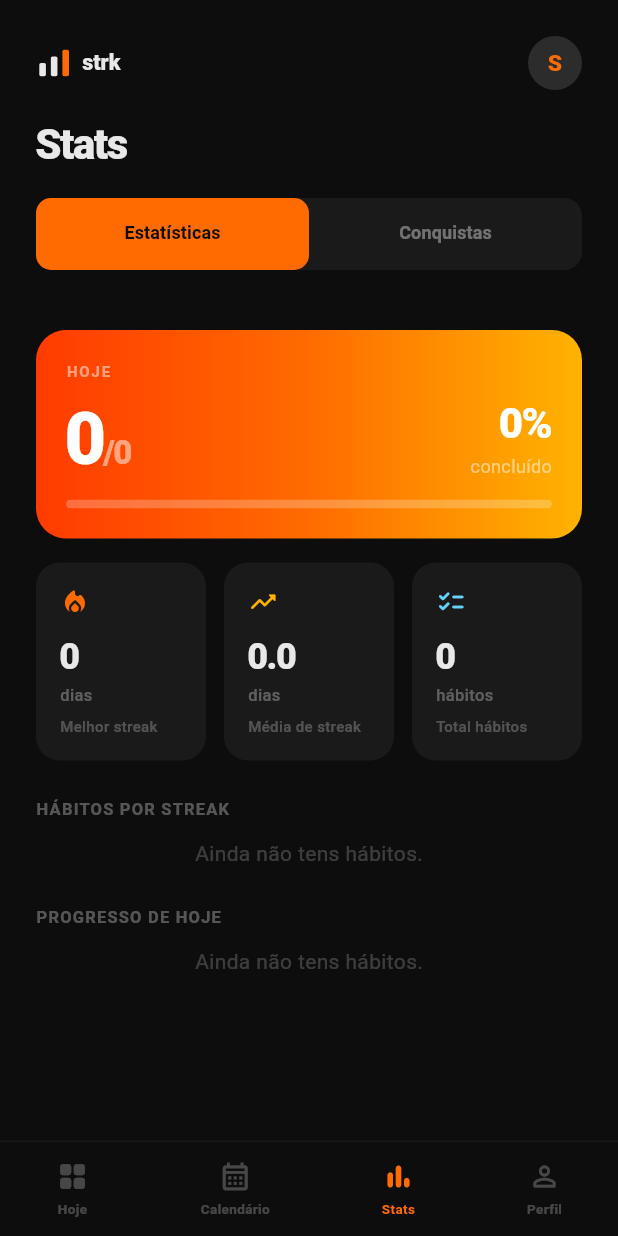
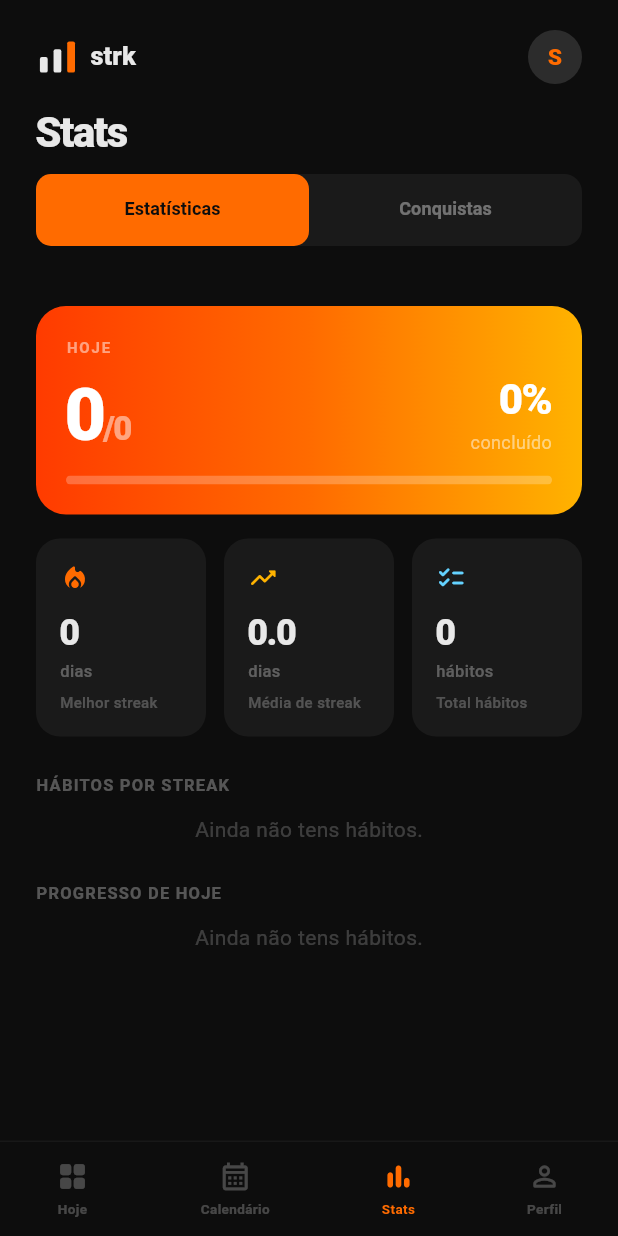
Before and after one commit to diogofreire-dev/STRK, a Flutter app: the screen it shows once a user with an empty profile is signed in, item 3 of the bottom bar chosen, on a phone screen of 412 x 824 dp. Run offline on Flutter 3.47's test engine with Material 3 defaults, Android fonts, the phone set to English and light mode, and no system bars; our stand-ins replace cloud_firestore, firebase_auth, firebase_core, firebase_messaging, firebase_storage, flutter_svg and 3 more; accounts and stored records are empty; Roboto replaces fonts that are missing (SF Pro Display).

Commit message:
fix: added the new header feature to the main page.

```diff
--- a/lib/main.dart
+++ b/lib/main.dart
@@ -1,6 +1,5 @@
 import 'package:flutter/material.dart';
 import 'dart:async';
-import 'package:flutter_svg/flutter_svg.dart';
 import 'package:firebase_auth/firebase_auth.dart';
 import 'package:firebase_core/firebase_core.dart';
 import 'package:google_sign_in/google_sign_in.dart';
@@ -295,27 +294,18 @@ class _HomeScreenState extends State<HomeScreen> {
     final photoUrl = _user?.photoURL;
 
     return Padding(
-      padding: const EdgeInsets.fromLTRB(24, 24, 24, 0),
-      child: Row(
-        crossAxisAlignment: CrossAxisAlignment.start,
-        children: [
-          Expanded(
+      padding: const EdgeInsets.fromLTRB(0, 0, 0, 0),
       child: Column(
         crossAxisAlignment: CrossAxisAlignment.start,
         children: [
-                SvgPicture.asset('assets/images/strk_logo.svg', height: 26),
-                const SizedBox(height: 20),
-                Text(
-                  _getGreeting(name),
-                  style: const TextStyle(
-                    fontSize: 13,
-                    color: Color(0x59FFFFFF),
-                    fontWeight: FontWeight.w600,
-                    letterSpacing: 0.5,
+          StrkHeader(
+            subtitle: _getGreeting(name),
+            trailing: _buildAvatar(photoUrl, name, radius: 24),
           ),
-                ),
-                const SizedBox(height: 4),
-                const Text(
+          const SizedBox(height: 12),
+          const Padding(
+            padding: EdgeInsets.symmetric(horizontal: 24),
+            child: Text(
               'Os teus\nhábitos.',
               style: TextStyle(
                 fontSize: 36,
@@ -325,11 +315,7 @@ class _HomeScreenState extends State<HomeScreen> {
                 height: 1.1,
               ),
             ),
-              ],
           ),
-          ),
-          const SizedBox(width: 12),
-          _buildAvatar(photoUrl, name, radius: 24),
         ],
       ),
     );
@@ -341,28 +327,21 @@ class _HomeScreenState extends State<HomeScreen> {
     final name = _user?.displayName?.split(' ').first ?? 'strk';
     final photoUrl = _user?.photoURL;
 
-    return Padding(
-      padding: const EdgeInsets.fromLTRB(24, 24, 24, 8),
-      child: Column(
+    return Column(
       crossAxisAlignment: CrossAxisAlignment.start,
       children: [
-          // Logo row
-          Row(
-            mainAxisAlignment: MainAxisAlignment.spaceBetween,
-            children: [
-              SvgPicture.asset('assets/images/strk_logo.svg', height: 22),
-              GestureDetector(
+        StrkHeader(
+          trailing: GestureDetector(
             onTap: () => Navigator.push(
               context,
               MaterialPageRoute(builder: (_) => const ProfileScreen()),
             ),
             child: _buildAvatar(photoUrl, name, radius: 18),
           ),
-            ],
         ),
-          const SizedBox(height: 16),
-          // Page title
-          Text(
+        Padding(
+          padding: const EdgeInsets.fromLTRB(24, 12, 24, 0),
+          child: Text(
             title,
             style: const TextStyle(
               fontSize: 28,
@@ -371,8 +350,8 @@ class _HomeScreenState extends State<HomeScreen> {
               letterSpacing: -1,
             ),
           ),
+        ),
       ],
-      ),
     );
   }
 
```
Lines whose indentation alone changed are shown as unchanged.
